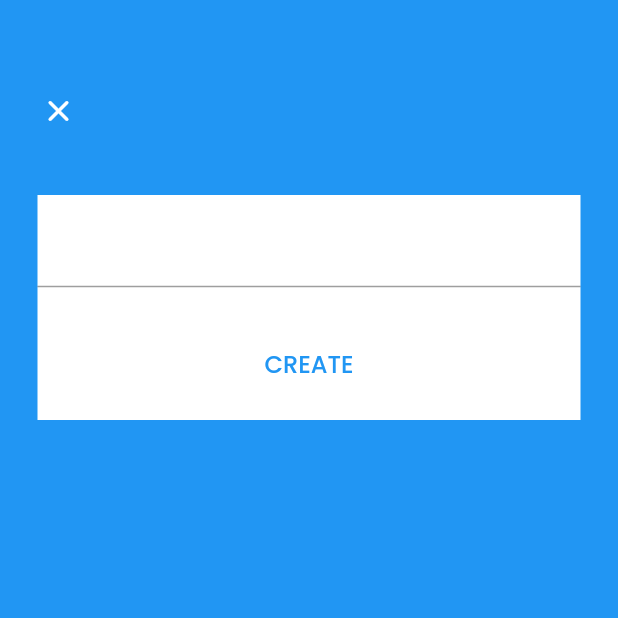
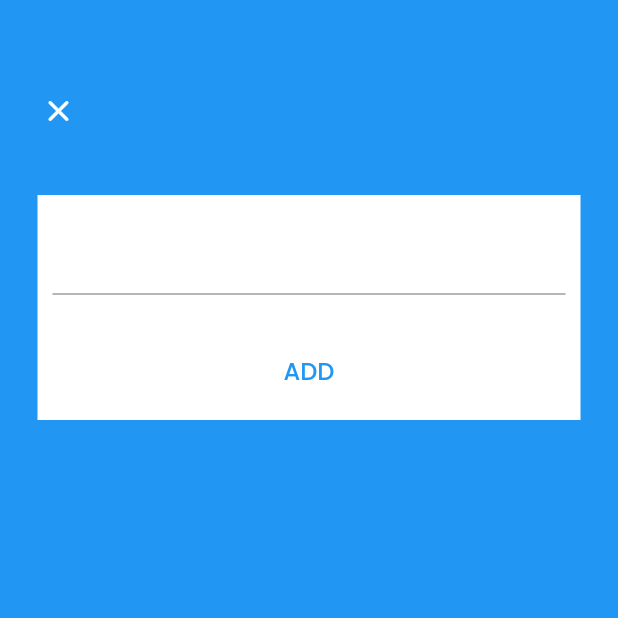
Before and after one commit to believe2world/app_flutter, a Flutter app: the ShoppingListPage screen opened directly, after a tap on the "add" icon, on a phone screen of 412 x 824 dp, the top half of it. Run offline on Flutter 3.47's test engine with Material 2 defaults, Android fonts, the phone set to English and light mode, and no system bars; our stand-ins replace firebase_auth, firebase_core, google_fonts, google_sign_in; missing offline and left inert: flutter_barcode_scanner; accounts and stored records are empty.

Commit message:
Todo shopping list creating

```diff
--- a/lib/screens/adding_new_item.dart
+++ b/lib/screens/adding_new_item.dart
@@ -1,12 +1,28 @@
 import 'package:flutter/cupertino.dart';
 import 'package:flutter/material.dart';
+import 'package:selfcheckoutapp/screens/shopping_list.dart';
 
 class NewItemView extends StatefulWidget {
+
+  final String title;
+
+  const NewItemView({Key key, this.title}) : super(key: key);
+
+
   @override
   _NewItemViewState createState() => _NewItemViewState();
 }
 
 class _NewItemViewState extends State<NewItemView> {
+
+  TextEditingController textFieldController;
+
+  @override
+  void initState() {
+    textFieldController = TextEditingController(text: widget.title);
+    super.initState();
+  }
+
   @override
   Widget build(BuildContext context) {
     return Scaffold(
@@ -37,11 +53,17 @@ class _NewItemViewState extends State<NewItemView> {
                 child: Column(
                   mainAxisAlignment: MainAxisAlignment.spaceAround,
                   children: [
-                    TextField(),
+                    Padding(
+                      padding: const EdgeInsets.all(10.0),
+                      child: TextField(
+                        controller: textFieldController,
+                        onEditingComplete: () => saveData(),
+                      ),
+                    ),
                     FlatButton(
-                      onPressed: () => _saveData(),
+                      onPressed: () => saveData(),
                       child: Text(
-                        "CREATE",
+                        "ADD",
                         style: TextStyle(
                             color: Theme.of(context).accentColor,
                             fontSize: 16.0),
@@ -57,7 +79,12 @@ class _NewItemViewState extends State<NewItemView> {
     );
   }
 
-  void _saveData() {
-    print("save");
+  void saveData() {
+    if(textFieldController.text.isNotEmpty){
+      setState(() {
+        Navigator.of(context).pop(textFieldController.text);
+      });
+
+    }
   }
 }
--- a/lib/screens/shopping_list.dart
+++ b/lib/screens/shopping_list.dart
@@ -33,7 +33,16 @@ class _ShoppingListPageState extends State<ShoppingListPage> {
   void goToNewItemAdd() {
     Navigator.of(context).push(MaterialPageRoute(builder: (context) {
       return NewItemView();
-    }));
+    }
+    )).then((title){
+      if(title != null){
+        addToDo(ToDo(title: title));
+      }
+    });
+  }
+
+  void addToDo(ToDo item){
+    list.add(item);
   }
 
   @override
@@ -87,8 +96,8 @@ class _ShoppingListPageState extends State<ShoppingListPage> {
       ),
       child: ListTile(
         title: Text(item.title),
-        leading:
-            Checkbox(value: item.complete, onChanged: null, tristate: true),
+        // leading:
+        //     Checkbox(value: item.complete, onChanged: null,),
         onTap: () => setComplete(item),
       ),
     );
```
